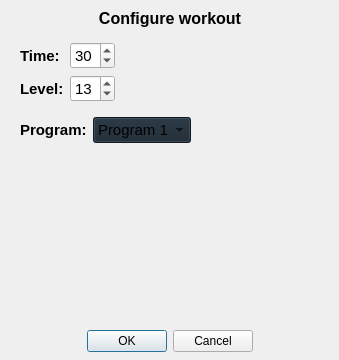
Old version of the form resources/configuredialog.ui in the repository CGodiksen/exercise-bike-logger.
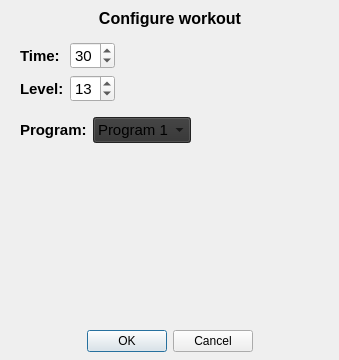
New version of the form. Custom widgets are drawn as their Qt base class.

Commit message:
Made some significant design changes including changes to the boxes containing data.
The boxes are now more highlighted with a background color to the frame. The background color of the combo boxes has also been changed.

Patch:
```diff
--- a/resources/configuredialog.ui
+++ b/resources/configuredialog.ui
@@ -113,7 +113,7 @@
          </font>
         </property>
         <property name="styleSheet">
-         <string notr="true">background-color: rgb(24, 37, 48);</string>
+         <string notr="true">background-color: rgb(48, 48, 48);</string>
         </property>
         <item>
          <property name="text">
```
The commit also changes 1 other file.
